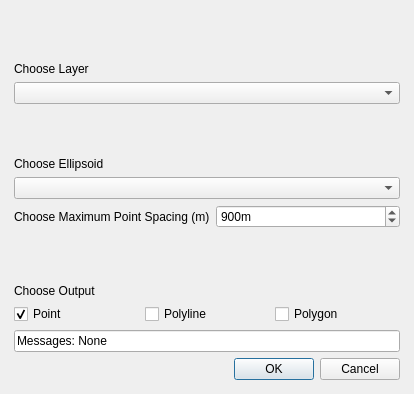
GeoscienceAustralia/GeodesicDensifier, file geodesic_densifier_dialog_base.ui: the form before one commit.
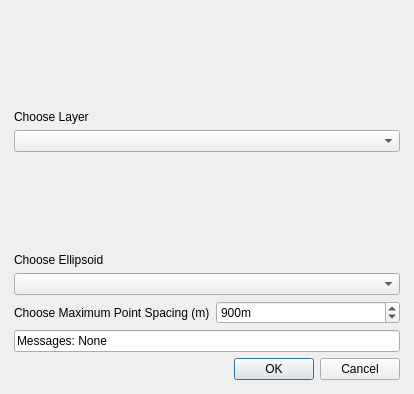
The form after the commit. Custom widgets are drawn as their Qt base class.

Commit message: removed selection of output geometry type

The edit to the form file:
```diff
--- a/geodesic_densifier_dialog_base.ui
+++ b/geodesic_densifier_dialog_base.ui
@@ -60,48 +60,6 @@
        </item>
       </layout>
      </item>
-     <item row="3" column="0">
-      <layout class="QVBoxLayout" name="outputLayout">
-       <item>
-        <widget class="QLabel" name="label">
-         <property name="text">
-          <string>Choose Output</string>
-         </property>
-         <property name="alignment">
-          <set>Qt::AlignBottom|Qt::AlignLeading|Qt::AlignLeft</set>
-         </property>
-        </widget>
-       </item>
-       <item>
-        <layout class="QHBoxLayout" name="horizontalLayout">
-         <item>
-          <widget class="QCheckBox" name="pointCheckBox">
-           <property name="text">
-            <string>Point</string>
-           </property>
-           <property name="checked">
-            <bool>true</bool>
-           </property>
-          </widget>
-         </item>
-         <item>
-          <widget class="QCheckBox" name="polylineCheckBox">
-           <property name="text">
-            <string>Polyline</string>
-           </property>
-          </widget>
-         </item>
-         <item>
-          <widget class="QCheckBox" name="polygonCheckBox">
-           <property name="text">
-            <string>Polygon</string>
-           </property>
-          </widget>
-         </item>
-        </layout>
-       </item>
-      </layout>
-     </item>
      <item row="1" column="0">
       <layout class="QVBoxLayout" name="ellipsoidLayout">
        <item>
```
Left out of the diff: 25 changed lines with no effect on the pictures.
